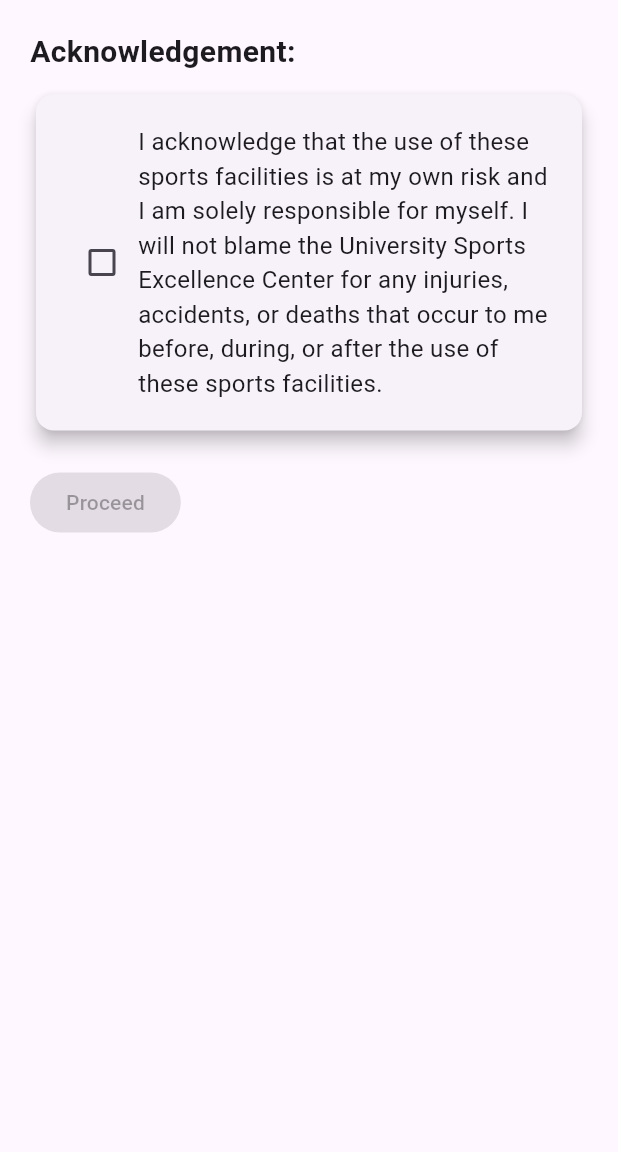
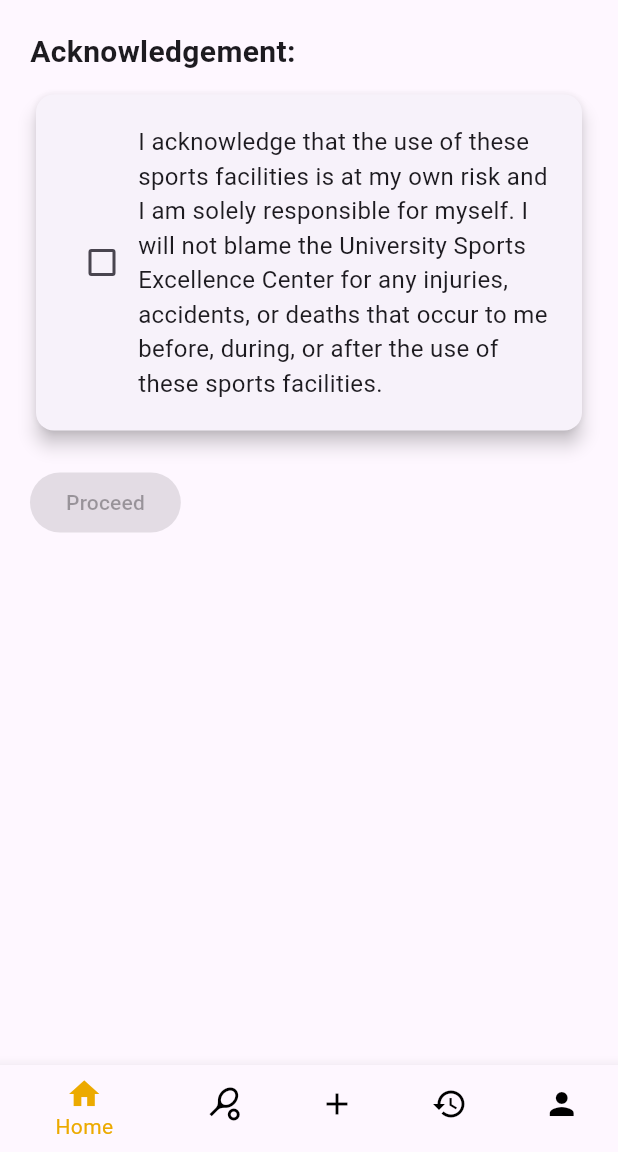
Before and after one commit to nuramirahathirahnazli/ByteBurst, a Flutter app: the BookingFormPage2 screen opened directly, scrolled down 149 dp, after a tap on "Next", on a phone screen of 412 x 824 dp, the part 84-1236 px from its top. Run offline on Flutter 3.47's test engine with Material 3 defaults, Android fonts, the phone set to English and light mode, and no system bars; our stand-ins replace cloud_firestore, firebase_auth, firebase_core, table_calendar; accounts and stored records are empty.

Commit message:
booking form

```diff
--- a/utmfit/lib/screens/user/Booking/bookingform.dart
+++ b/utmfit/lib/screens/user/Booking/bookingform.dart
@@ -1,8 +1,63 @@
 import 'package:flutter/material.dart';
-import 'package:utmfit/screens/user/profile/profile_user.dart';
 import 'package:utmfit/src/common_widgets/bottom_navigation_bar.dart';
 import 'package:utmfit/src/constants/colors.dart';
 import 'package:table_calendar/table_calendar.dart';
+import 'package:cloud_firestore/cloud_firestore.dart';
+import 'package:firebase_auth/firebase_auth.dart';
+import 'package:intl/intl.dart'; // Add this import for date formatting
+
+// Define a BookingService class to handle Firestore interactions
+class BookingService {
+  final CollectionReference _bookingsCollection =
+      FirebaseFirestore.instance.collection('bookingform');
+
+  Future<void> addBooking({
+    required String userId,
+    required String game,
+    required int players,
+    required String date,
+    required String court,
+    required String time,
+  }) async {
+    try {
+      bool isAvailable = await checkCourtAvailability(date, court, time);
+      if (!isAvailable) {
+        throw Exception('Court is not available at the selected date and time.');
+      }
+
+      await _bookingsCollection.add({
+        'userId': userId,
+        'game': game,
+        'players': players,
+        'date': date,
+        'court': court,
+        'time': time,
+        'createdAt': Timestamp.now(),
+      });
+      print("Booking added successfully");
+    } catch (error) {
+      print("Failed to add booking: $error");
+      throw error;
+    }
+  }
+
+  Future<bool> checkCourtAvailability(String date, String court, String time) async {
+    try {
+      QuerySnapshot snapshot = await _bookingsCollection
+          .where('date', isEqualTo: date)
+          .where('court', isEqualTo: court)
+          .where('time', isEqualTo: time)
+          .get();
+
+      return snapshot.docs.isEmpty;
+    } catch (error) {
+      print("Failed to check court availability: $error");
+      throw error;
+    }
+  }
+}
+
+// ============================ BOOKING PAGE 1 =============================
 
 class BookingFormPage extends StatefulWidget {
   const BookingFormPage({Key? key}) : super(key: key);
@@ -78,7 +133,6 @@ class _BookingFormPageState extends State<BookingFormPage> {
   }
 }
 
-
 // ============================ BOOKING PAGE 2 =============================
 
 class BookingFormPage2 extends StatefulWidget {
@@ -94,14 +148,35 @@ class _BookingFormPage2State extends State<BookingFormPage2> {
   int _selectedPlayers = 1;
   DateTime _selectedDate = DateTime.now();
   String _selectedCourt = 'Court 1';
-  String _selectedTime = '7:00 AM - 8:00 AM'; // Default selected time slot
+  String _selectedTime = '7:00 AM - 8:00 AM';
 
   CalendarFormat _calendarFormat = CalendarFormat.month;
   DateTime _focusedDay = DateTime.now();
   DateTime? _selectedDay;
+  List<String> _availableTimeSlots = [];
 
-  // List of available time slots
-  List<String> _timeSlots = [
+  late String _userId;
+  final BookingService _bookingService = BookingService();
+
+  @override
+  void initState() {
+    super.initState();
+    _retrieveUserId();
+    _fetchAvailableTimeSlots();
+  }
+
+  void _retrieveUserId() async {
+    User? user = FirebaseAuth.instance.currentUser;
+    if (user != null) {
+      setState(() {
+        _userId = user.uid;
+      });
+    }
+  }
+
+  Future<void> _fetchAvailableTimeSlots() async {
+    String formattedDate = DateFormat('yyyy-MM-dd').format(_selectedDate);
+    List<String> allTimeSlots = [
       '7:00 AM - 8:00 AM',
       '8:00 AM - 9:00 AM',
       '9:00 AM - 10:00 AM',
@@ -118,6 +193,24 @@ class _BookingFormPage2State extends State<BookingFormPage2> {
       '8:00 PM - 9:00 PM',
       '9:00 PM - 10:00 PM',
     ];
+
+    List<String> availableTimeSlots = [];
+
+    for (String timeSlot in allTimeSlots) {
+      bool isAvailable = await _bookingService.checkCourtAvailability(
+        formattedDate,
+        _selectedCourt,
+        timeSlot,
+      );
+      if (isAvailable) {
+        availableTimeSlots.add(timeSlot);
+      }
+    }
+
+    setState(() {
+      _availableTimeSlots = availableTimeSlots;
+    });
+  }
 
   @override
   Widget build(BuildContext context) {
@@ -140,7 +233,6 @@ class _BookingFormPage2State extends State<BookingFormPage2> {
             ),
             SizedBox(height: 10),
             Text('Game:'),
-            // Dropdown menu to select the game
             DropdownButton<String>(
               value: _selectedGame,
               onChanged: (newValue) {
@@ -158,7 +250,6 @@ class _BookingFormPage2State extends State<BookingFormPage2> {
             ),
             SizedBox(height: 20),
             Text('How many players:'),
-            // Dropdown menu to select the number of players
             DropdownButton<int>(
               value: _selectedPlayers,
               onChanged: (newValue) {
@@ -176,7 +267,6 @@ class _BookingFormPage2State extends State<BookingFormPage2> {
             ),
             SizedBox(height: 20),
             Text('Select date:'),
-            // Calendar to select the date
             TableCalendar(
               firstDay: DateTime.now(),
               lastDay: DateTime.now().add(Duration(days: 365)),
@@ -189,6 +279,8 @@ class _BookingFormPage2State extends State<BookingFormPage2> {
                 setState(() {
                   _selectedDay = selectedDay;
                   _focusedDay = focusedDay;
+                  _selectedDate = selectedDay;
+                  _fetchAvailableTimeSlots(); // Fetch available time slots for the selected date
                 });
               },
               onPageChanged: (focusedDay) {
@@ -197,12 +289,12 @@ class _BookingFormPage2State extends State<BookingFormPage2> {
             ),
             SizedBox(height: 20),
             Text('Court:'),
-            // Dropdown menu to select the court
             DropdownButton<String>(
               value: _selectedCourt,
               onChanged: (newValue) {
                 setState(() {
                   _selectedCourt = newValue!;
+                  _fetchAvailableTimeSlots(); // Fetch available time slots for the selected court
                 });
               },
               items: <String>['Court 1', 'Court 2', 'Court 3']
@@ -214,16 +306,17 @@ class _BookingFormPage2State extends State<BookingFormPage2> {
               }).toList(),
             ),
             SizedBox(height: 20),
-            Text('Select time:'),
-            // Dropdown menu to select the time slot
-            DropdownButton<String>(
+            Text('Select Time Slot:'),
+            _availableTimeSlots.isEmpty
+                ? Text('No available time slots for the selected date and court.')
+                : DropdownButton<String>(
                     value: _selectedTime,
                     onChanged: (newValue) {
                       setState(() {
                         _selectedTime = newValue!;
                       });
                     },
-              items: _timeSlots
+                    items: _availableTimeSlots
                         .map<DropdownMenuItem<String>>((String value) {
                       return DropdownMenuItem<String>(
                         value: value,
@@ -234,7 +327,7 @@ class _BookingFormPage2State extends State<BookingFormPage2> {
             SizedBox(height: 20),
             ElevatedButton(
               onPressed: () {
-                // Navigate to the next page of the booking form
+                _addBookingToFirestore();
                 Navigator.push(
                   context,
                   MaterialPageRoute(builder: (context) => BookingFormPage3()),
@@ -255,7 +348,21 @@ class _BookingFormPage2State extends State<BookingFormPage2> {
       ),
     );
   }
+
+  void _addBookingToFirestore() {
+    final bookingService = BookingService();
+    String formattedDate = DateFormat('yyyy-MM-dd').format(_selectedDate);
+    bookingService.addBooking(
+      userId: _userId,
+      game: _selectedGame,
+      players: _selectedPlayers,
+      date: formattedDate,
+      court: _selectedCourt,
+      time: _selectedTime,
+    );
   }
+}
+
 
 // ============================ BOOKING PAGE 3 =============================
 
@@ -328,6 +435,10 @@ class _BookingFormPage3State extends State<BookingFormPage3> {
               onPressed: _acknowledged
                   ? () {
                       // Proceed to the next step
+                      Navigator.push(
+                        context,
+                        MaterialPageRoute(builder: (context) => BookingFormPage4()),
+                      );
                     }
                   : null, // Disable button if not acknowledged
               child: Text('Proceed'),
@@ -335,10 +446,70 @@ class _BookingFormPage3State extends State<BookingFormPage3> {
           ],
         ),
       ),
+      bottomNavigationBar: CustomBottomNavigationBar(
+        selectedIndex: _page,
+        onItemTapped: (index) {
+          setState(() {
+            _page = index;
+          });
+        },
+      ),
     );
   }
 }
 
+// ============================ BOOKING PAGE 4 =============================
+
+class BookingFormPage4 extends StatelessWidget {
+  const BookingFormPage4({Key? key}) : super(key: key);
+
+  @override
+  Widget build(BuildContext context) {
+    return Scaffold(
+      appBar: AppBar(
+        backgroundColor: clrUserPrimary,
+        title: Text('Booking Confirmed'),
+      ),
+      body: Center(
+        child: Padding(
+          padding: const EdgeInsets.all(20.0),
+          child: Column(
+            mainAxisAlignment: MainAxisAlignment.center,
+            children: [
+              Icon(
+                Icons.check_circle,
+                color: Colors.green,
+                size: 100,
+              ),
+              SizedBox(height: 20),
+              Text(
+                'Your booking has been confirmed!',
+                style: TextStyle(
+                  fontWeight: FontWeight.bold,
+                  fontSize: 24,
+                ),
+              ),
+              SizedBox(height: 20),
+              Text(
+                'Thank you for booking with us. Enjoy your game!',
+                textAlign: TextAlign.center,
+                style: TextStyle(fontSize: 18),
+              ),
+              SizedBox(height: 40),
+              ElevatedButton(
+                onPressed: () {
+                  // Navigate back to the home or main page
+                  Navigator.popUntil(context, (route) => route.isFirst);
+                },
+                child: Text('Back to Home'),
+              ),
+            ],
+          ),
+        ),
+      ),
+    );
+  }
+}
 
 void main() {
   runApp(MaterialApp(
```
Lines whose indentation alone changed are shown as unchanged.
